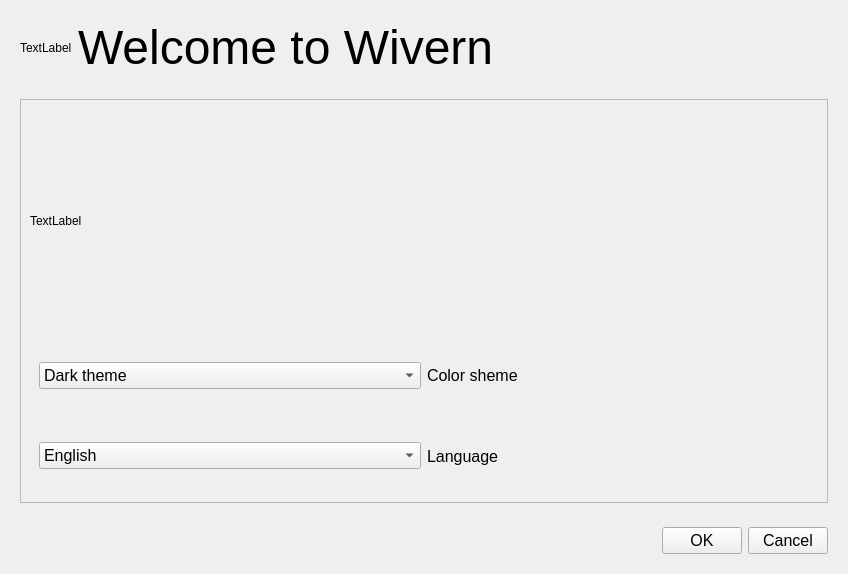
Before: the Qt Designer form Src/Ui/InitialSettings.ui in Alexandr711/Wyvern, drawn with Qt 5.
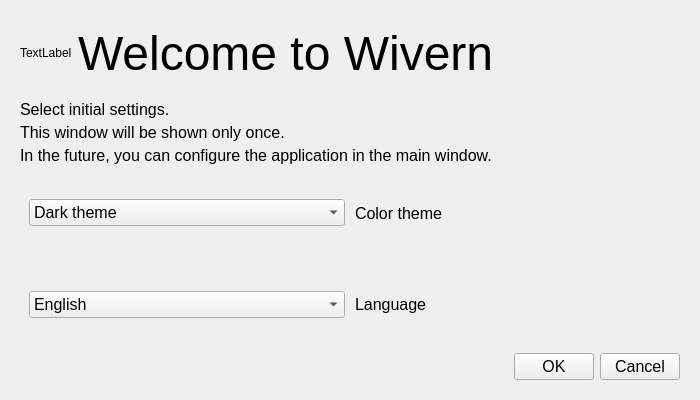
After: the same form once the commit is applied.

Commit message: Changes for InitialSettings and Settings classes

What changed in the file:
```diff
--- a/Src/Ui/InitialSettings.ui
+++ b/Src/Ui/InitialSettings.ui
@@ -6,14 +6,29 @@
    <rect>
     <x>0</x>
     <y>0</y>
-    <width>848</width>
-    <height>574</height>
+    <width>700</width>
+    <height>400</height>
    </rect>
   </property>
+  <property name="minimumSize">
+   <size>
+    <width>700</width>
+    <height>400</height>
+   </size>
+  </property>
+  <property name="maximumSize">
+   <size>
+    <width>700</width>
+    <height>400</height>
+   </size>
+  </property>
   <property name="windowTitle">
    <string>Form</string>
   </property>
-  <layout class="QVBoxLayout" name="verticalLayout" stretch="1,31,0">
+  <layout class="QVBoxLayout" name="verticalLayout" stretch="1,3,0">
+   <property name="spacing">
+    <number>3</number>
+   </property>
    <item>
     <widget class="QWidget" name="widget" native="true">
      <layout class="QHBoxLayout" name="horizontalLayout">
@@ -54,26 +69,76 @@
    </item>
    <item>
     <widget class="QWidget" name="widget_2" native="true">
-     <layout class="QVBoxLayout" name="verticalLayout_2">
-      <item>
-       <widget class="QFrame" name="frame">
-        <property name="frameShape">
-         <enum>QFrame::Shape::StyledPanel</enum>
-        </property>
-        <property name="frameShadow">
-         <enum>QFrame::Shadow::Raised</enum>
-        </property>
-        <layout class="QVBoxLayout" name="verticalLayout_3" stretch="3,1,1">
+     <layout class="QVBoxLayout" name="verticalLayout_2" stretch="0,0,0,2,2">
+      <property name="spacing">
+       <number>4</number>
+      </property>
+      <property name="topMargin">
+       <number>2</number>
+      </property>
+      <property name="bottomMargin">
+       <number>2</number>
+      </property>
          <item>
           <widget class="QLabel" name="label_3">
+        <property name="font">
+         <font>
+          <pointsize>12</pointsize>
+         </font>
+        </property>
            <property name="text">
-            <string>TextLabel</string>
+         <string>Select initial settings.</string>
+        </property>
+        <property name="textFormat">
+         <enum>Qt::TextFormat::AutoText</enum>
+        </property>
+        <property name="alignment">
+         <set>Qt::AlignmentFlag::AlignBottom|Qt::AlignmentFlag::AlignLeading|Qt::AlignmentFlag::AlignLeft</set>
+        </property>
+       </widget>
+      </item>
+      <item>
+       <widget class="QLabel" name="label_6">
+        <property name="font">
+         <font>
+          <pointsize>12</pointsize>
+         </font>
+        </property>
+        <property name="text">
+         <string>This window will be shown only once.</string>
+        </property>
+        <property name="alignment">
+         <set>Qt::AlignmentFlag::AlignBottom|Qt::AlignmentFlag::AlignLeading|Qt::AlignmentFlag::AlignLeft</set>
+        </property>
+       </widget>
+      </item>
+      <item>
+       <widget class="QLabel" name="label_7">
+        <property name="font">
+         <font>
+          <pointsize>12</pointsize>
+         </font>
+        </property>
+        <property name="text">
+         <string>In the future, you can configure the application in the main window.</string>
+        </property>
+        <property name="alignment">
+         <set>Qt::AlignmentFlag::AlignBottom|Qt::AlignmentFlag::AlignLeading|Qt::AlignmentFlag::AlignLeft</set>
            </property>
           </widget>
          </item>
          <item>
           <widget class="QWidget" name="widget_4" native="true">
            <layout class="QHBoxLayout" name="horizontalLayout_3">
+         <property name="spacing">
+          <number>10</number>
+         </property>
+         <property name="topMargin">
+          <number>2</number>
+         </property>
+         <property name="bottomMargin">
+          <number>2</number>
+         </property>
             <item>
              <widget class="QComboBox" name="comboBox">
               <property name="font">
@@ -101,7 +166,7 @@
                </font>
               </property>
               <property name="text">
-               <string>Color sheme</string>
+            <string>Color theme</string>
               </property>
              </widget>
             </item>
@@ -111,6 +176,15 @@
          <item>
           <widget class="QWidget" name="widget_5" native="true">
            <layout class="QHBoxLayout" name="horizontalLayout_4">
+         <property name="spacing">
+          <number>10</number>
+         </property>
+         <property name="topMargin">
+          <number>2</number>
+         </property>
+         <property name="bottomMargin">
+          <number>2</number>
+         </property>
             <item>
              <widget class="QComboBox" name="comboBox_2">
               <property name="font">
@@ -148,12 +222,12 @@
         </layout>
        </widget>
       </item>
-     </layout>
-    </widget>
-   </item>
    <item>
     <widget class="QWidget" name="widget_3" native="true">
      <layout class="QHBoxLayout" name="horizontalLayout_2">
+      <property name="topMargin">
+       <number>0</number>
+      </property>
       <item>
        <spacer name="horizontalSpacer">
         <property name="orientation">
```
Left out of the diff: 8 changed lines with no effect on the pictures. Lines whose indentation alone changed are shown as unchanged. The commit also changes 8 other files.
